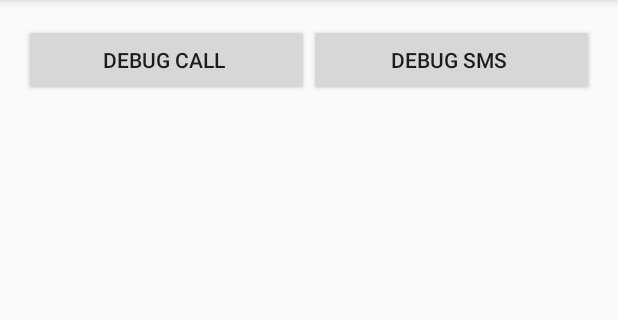
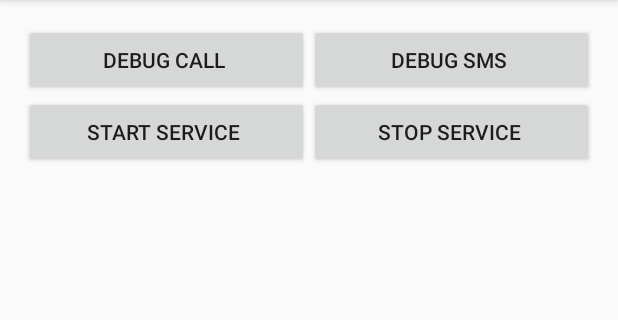
Before and after one commit to petrposvic/blend-micro-watch, an Android app: the screen it shows after launch (MainActivity), on a phone screen of 412 x 824 dp, the part 84-404 px from its top. Run offline under Robolectric (Android 15) with nearby library versions, the phone set to English and light mode, and no system bars.

Commit message:
Move broadcast receivers in service.

```diff
--- a/Android/app/src/main/AndroidManifest.xml
+++ b/Android/app/src/main/AndroidManifest.xml
@@ -23,6 +23,7 @@
 			</intent-filter>
 		</activity>
 
+		<service android:name=".EventService" android:enabled="true" />
 		<service android:name=".RBLService" android:enabled="true" />
 	</application>
 </manifest>
--- a/Android/app/src/main/res/layout/activity_main.xml
+++ b/Android/app/src/main/res/layout/activity_main.xml
@@ -7,6 +7,7 @@
 	android:paddingRight="@dimen/activity_horizontal_margin"
 	android:paddingTop="@dimen/activity_vertical_margin"
 	android:paddingBottom="@dimen/activity_vertical_margin"
+	android:orientation="vertical"
 	tools:context=".MainActivity">
 
 	<LinearLayout
@@ -30,4 +31,25 @@
 
 	</LinearLayout>
 
+	<LinearLayout
+		android:layout_width="match_parent"
+		android:layout_height="wrap_content"
+		android:orientation="horizontal">
+
+		<Button
+			android:id="@+id/butDebugServiceStart"
+			android:layout_width="0dp"
+			android:layout_height="wrap_content"
+			android:layout_weight="0.5"
+			android:text="Start service " />
+
+		<Button
+			android:id="@+id/butDebugServiceStop"
+			android:layout_width="0dp"
+			android:layout_height="wrap_content"
+			android:layout_weight="0.5"
+			android:text="Stop service " />
+
+	</LinearLayout>
+
 </LinearLayout>
```
Also changed, not shown: Android/app/src/main/java/cz/posvic/blendmicrowatch/EventService.java (added, +288 -0 lines), Android/app/src/main/java/cz/posvic/blendmicrowatch/MainActivity.java (+35 -200 lines).
